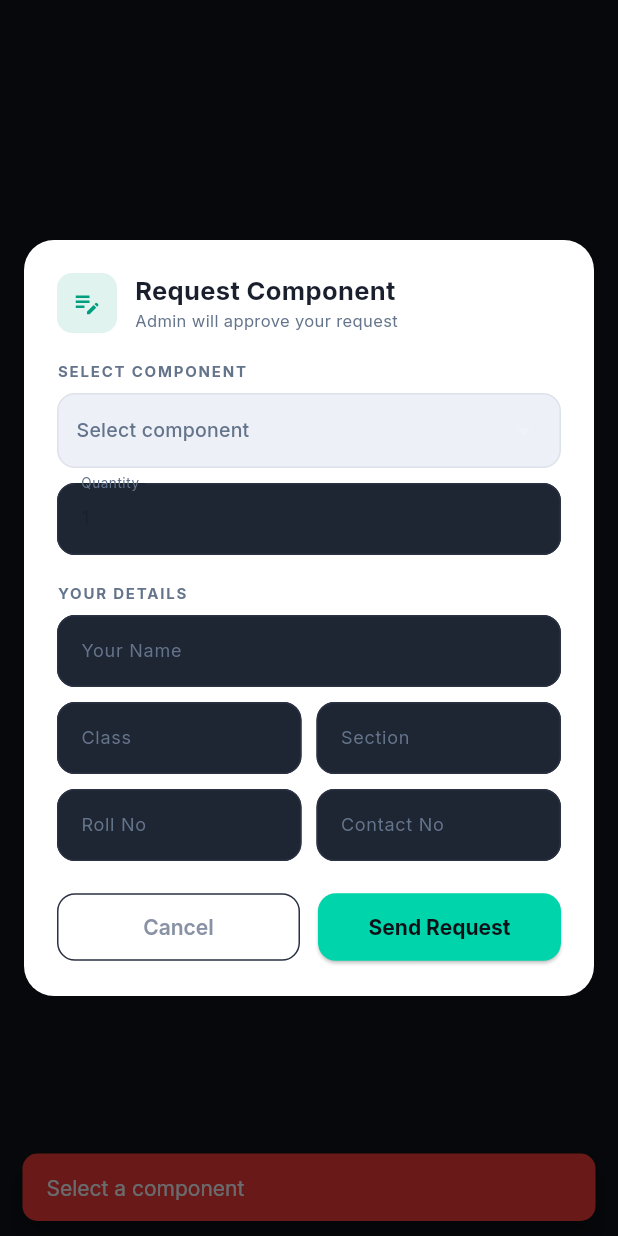
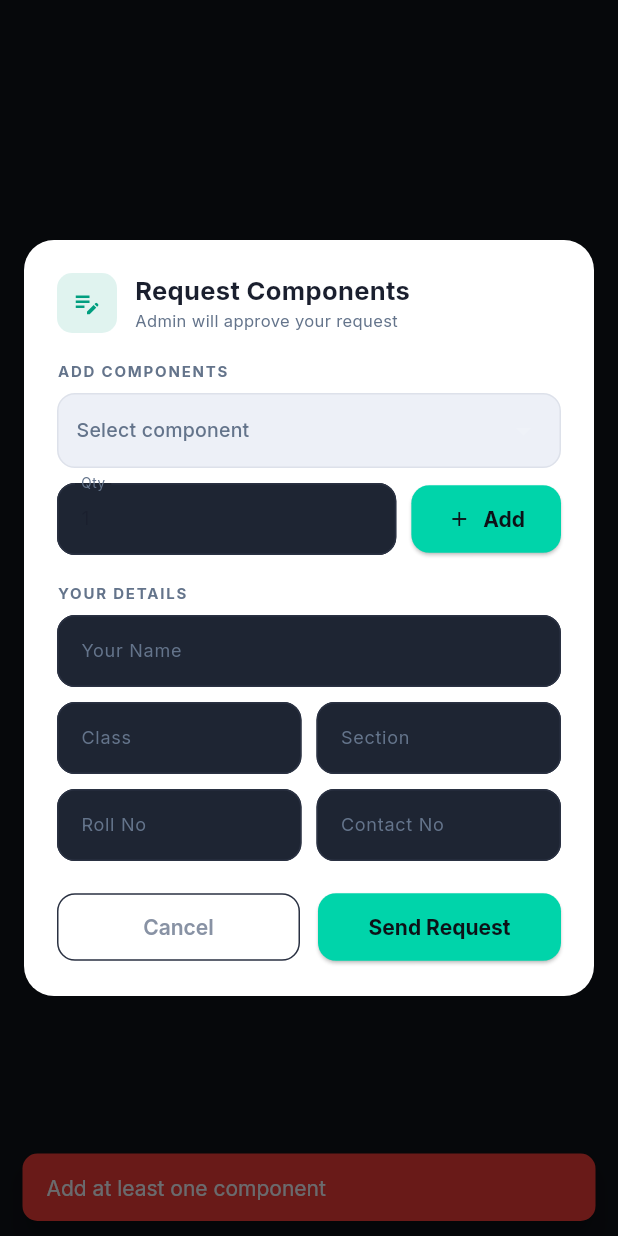
Before and after one commit to Saibal-Tony/ATL_Inventory, a Flutter app: what show() shows on an empty page, opened directly with empty values, after a tap on "Send Request", on a phone screen of 412 x 824 dp. Run offline on Flutter 3.47's test engine with Material 3 defaults, Android fonts, the phone set to English and light mode, and no system bars; our stand-ins replace google_fonts, image_picker, pdf, printing, qr_flutter, supabase_flutter; missing offline and left inert: gal, mobile_scanner; accounts and stored records are empty.

Commit message:
student_request_multi

```diff
--- a/lib/screens/request_screen.dart
+++ b/lib/screens/request_screen.dart
@@ -811,7 +811,9 @@ class StudentRequestDialog {
     final rollCtrl = TextEditingController();
     final contactCtrl = TextEditingController();
     final qtyCtrl = TextEditingController(text: '1');
+
     Map<String, dynamic>? selectedPart;
+    final List<Map<String, dynamic>> cart = [];
     bool saving = false;
 
     final surf = isDark ? AppColors.surface : AppColorsLight.surface;
@@ -861,7 +863,7 @@ class StudentRequestDialog {
                       crossAxisAlignment: CrossAxisAlignment.start,
                       children: [
                         Text(
-                          'Request Component',
+                          'Request Components',
                           style: GoogleFonts.inter(
                             color: txtP,
                             fontSize: 17,
@@ -879,7 +881,7 @@ class StudentRequestDialog {
                 const SizedBox(height: 18),
 
                 // ── Component picker ────────────────────────────────────
-                _sLabel('SELECT COMPONENT', txtM),
+                _sLabel('ADD COMPONENTS', txtM),
                 const SizedBox(height: 8),
                 Container(
                   padding: const EdgeInsets.symmetric(horizontal: 12),
@@ -915,13 +917,123 @@ class StudentRequestDialog {
                   ),
                 ),
                 const SizedBox(height: 10),
-                _fld(
+                Row(
+                  children: [
+                    Expanded(
+                      child: _fld(
                         qtyCtrl,
-                  'Quantity',
+                        'Qty',
                         txtP,
                         txtM,
                         keyboardType: TextInputType.number,
                       ),
+                    ),
+                    const SizedBox(width: 10),
+                    ElevatedButton.icon(
+                      icon: const Icon(Icons.add, size: 16),
+                      label: const Text('Add'),
+                      onPressed: () {
+                        if (selectedPart == null) {
+                          _showSnack(context, 'Select a component', danger);
+                          return;
+                        }
+                        final qty = int.tryParse(qtyCtrl.text.trim()) ?? 0;
+                        if (qty <= 0) {
+                          _showSnack(context, 'Enter valid qty', danger);
+                          return;
+                        }
+                        final avail =
+                            (selectedPart!['availability'] as num?)?.toInt() ??
+                            0;
+                        if (qty > avail) {
+                          _showSnack(context, 'Only $avail available', danger);
+                          return;
+                        }
+
+                        final existing = cart.indexWhere(
+                          (c) => c['part_id'] == selectedPart!['id'],
+                        );
+                        if (existing >= 0) {
+                          final totalQty =
+                              (cart[existing]['qty_requested'] as int) + qty;
+                          if (totalQty > avail) {
+                            _showSnack(
+                              context,
+                              'Only $avail available total',
+                              danger,
+                            );
+                            return;
+                          }
+                          setD(
+                            () => cart[existing]['qty_requested'] = totalQty,
+                          );
+                        } else {
+                          setD(
+                            () => cart.add({
+                              'part_id': selectedPart!['id'],
+                              'part_name': selectedPart!['part_name'],
+                              'image_url': selectedPart!['image_url'] ?? '',
+                              'qty_requested': qty,
+                            }),
+                          );
+                        }
+                        setD(() {
+                          selectedPart = null;
+                          qtyCtrl.text = '1';
+                        });
+                      },
+                    ),
+                  ],
+                ),
+
+                // ── Cart ────────────────────────────────────────────────
+                if (cart.isNotEmpty) ...[
+                  const SizedBox(height: 14),
+                  _sLabel('CART (${cart.length})', txtM),
+                  const SizedBox(height: 8),
+                  ...cart.map(
+                    (item) => Container(
+                      margin: const EdgeInsets.only(bottom: 8),
+                      padding: const EdgeInsets.symmetric(
+                        horizontal: 12,
+                        vertical: 10,
+                      ),
+                      decoration: BoxDecoration(
+                        color: card,
+                        borderRadius: BorderRadius.circular(10),
+                        border: Border.all(color: border),
+                      ),
+                      child: Row(
+                        children: [
+                          Expanded(
+                            child: Text(
+                              item['part_name'],
+                              style: GoogleFonts.inter(
+                                color: txtP,
+                                fontSize: 13,
+                                fontWeight: FontWeight.w600,
+                              ),
+                            ),
+                          ),
+                          Text(
+                            'x${item['qty_requested']}',
+                            style: GoogleFonts.inter(
+                              color: accent,
+                              fontSize: 13,
+                              fontWeight: FontWeight.w700,
+                            ),
+                          ),
+                          const SizedBox(width: 8),
+                          GestureDetector(
+                            onTap: () => setD(() => cart.remove(item)),
+                            child: Icon(Icons.close, color: danger, size: 16),
+                          ),
+                        ],
+                      ),
+                    ),
+                  ),
+                ],
+
                 const SizedBox(height: 18),
 
                 // ── Student details ─────────────────────────────────────
@@ -969,10 +1081,10 @@ class StudentRequestDialog {
                         onPressed: saving
                             ? null
                             : () async {
-                                if (selectedPart == null) {
+                                if (cart.isEmpty) {
                                   _showSnack(
                                     context,
-                                    'Select a component',
+                                    'Add at least one component',
                                     danger,
                                   );
                                   return;
@@ -1006,32 +1118,10 @@ class StudentRequestDialog {
                                   return;
                                 }
 
-                                final qty =
-                                    int.tryParse(qtyCtrl.text.trim()) ?? 0;
-                                if (qty <= 0) {
-                                  _showSnack(
-                                    context,
-                                    'Enter valid quantity',
-                                    danger,
-                                  );
-                                  return;
-                                }
-
-                                final avail =
-                                    (selectedPart!['availability'] as num?)
-                                        ?.toInt() ??
-                                    0;
-                                if (qty > avail) {
-                                  _showSnack(
-                                    context,
-                                    'Only $avail available',
-                                    danger,
-                                  );
-                                  return;
-                                }
-
                                 setD(() => saving = true);
 
+                                // Insert one request per component in cart
+                                for (final item in cart) {
                                   await _supabase.from('requests').insert({
                                     'id': const Uuid().v4(),
                                     'student_name': nameCtrl.text.trim(),
@@ -1039,12 +1129,13 @@ class StudentRequestDialog {
                                     'section': sectionCtrl.text.trim(),
                                     'roll_no': rollCtrl.text.trim(),
                                     'contact_no': contactCtrl.text.trim(),
-                                  'part_id': selectedPart!['id'],
-                                  'part_name': selectedPart!['part_name'],
-                                  'image_url': selectedPart!['image_url'] ?? '',
-                                  'qty_requested': qty,
+                                    'part_id': item['part_id'],
+                                    'part_name': item['part_name'],
+                                    'image_url': item['image_url'] ?? '',
+                                    'qty_requested': item['qty_requested'],
                                     'status': 'pending',
                                   });
+                                }
 
                                 if (!dCtx.mounted) return;
                                 Navigator.pop(dCtx);
```
Lines whose indentation alone changed are shown as unchanged.
